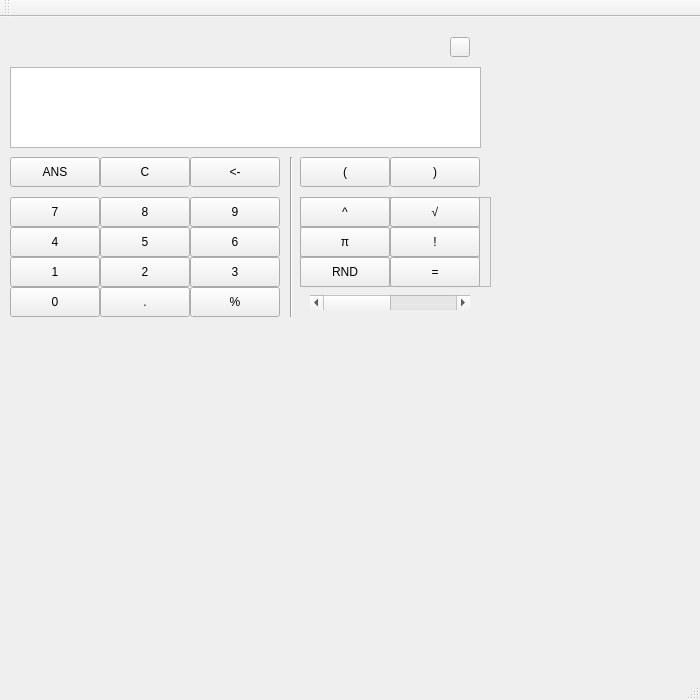
Before: the Qt Designer form src/mainwindow.ui in Trsak/Black-Coconuts, drawn with Qt 5.
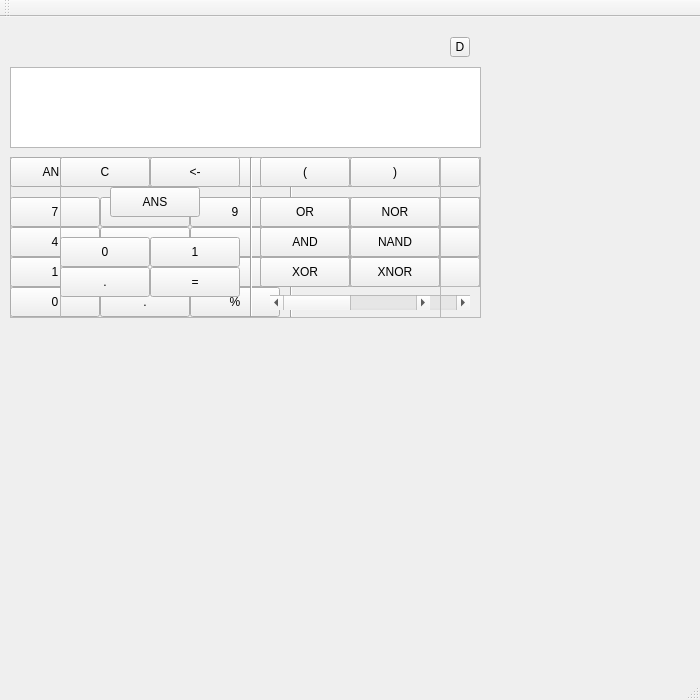
After: the same form once the commit is applied. Icons and pictures are not drawn.

Commit message: Binary Mode

What changed in the file:
```diff
--- a/src/mainwindow.ui
+++ b/src/mainwindow.ui
@@ -14,201 +14,6 @@
    <string>MainWindow</string>
   </property>
   <widget class="QWidget" name="centralWidget">
-   <widget class="Line" name="line">
-    <property name="geometry">
-     <rect>
-      <x>290</x>
-      <y>140</y>
-      <width>3</width>
-      <height>160</height>
-     </rect>
-    </property>
-    <property name="orientation">
-     <enum>Qt::Vertical</enum>
-    </property>
-   </widget>
-   <widget class="QPushButton" name="buttonNine">
-    <property name="geometry">
-     <rect>
-      <x>190</x>
-      <y>180</y>
-      <width>90</width>
-      <height>30</height>
-     </rect>
-    </property>
-    <property name="text">
-     <string>9</string>
-    </property>
-   </widget>
-   <widget class="QPushButton" name="buttonEight">
-    <property name="geometry">
-     <rect>
-      <x>100</x>
-      <y>180</y>
-      <width>90</width>
-      <height>30</height>
-     </rect>
-    </property>
-    <property name="text">
-     <string>8</string>
-    </property>
-   </widget>
-   <widget class="QPushButton" name="buttonSeven">
-    <property name="geometry">
-     <rect>
-      <x>10</x>
-      <y>180</y>
-      <width>90</width>
-      <height>30</height>
-     </rect>
-    </property>
-    <property name="text">
-     <string>7</string>
-    </property>
-   </widget>
-   <widget class="QPushButton" name="buttonLeftBar">
-    <property name="geometry">
-     <rect>
-      <x>300</x>
-      <y>140</y>
-      <width>90</width>
-      <height>30</height>
-     </rect>
-    </property>
-    <property name="text">
-     <string>(</string>
-    </property>
-   </widget>
-   <widget class="QPushButton" name="buttonFour">
-    <property name="geometry">
-     <rect>
-      <x>10</x>
-      <y>210</y>
-      <width>90</width>
-      <height>30</height>
-     </rect>
-    </property>
-    <property name="text">
-     <string>4</string>
-    </property>
-   </widget>
-   <widget class="QPushButton" name="buttonFive">
-    <property name="geometry">
-     <rect>
-      <x>100</x>
-      <y>210</y>
-      <width>90</width>
-      <height>30</height>
-     </rect>
-    </property>
-    <property name="text">
-     <string>5</string>
-    </property>
-   </widget>
-   <widget class="QPushButton" name="buttonOne">
-    <property name="geometry">
-     <rect>
-      <x>10</x>
-      <y>240</y>
-      <width>90</width>
-      <height>30</height>
-     </rect>
-    </property>
-    <property name="text">
-     <string>1</string>
-    </property>
-   </widget>
-   <widget class="QPushButton" name="buttonTwo">
-    <property name="geometry">
-     <rect>
-      <x>100</x>
-      <y>240</y>
-      <width>90</width>
-      <height>30</height>
-     </rect>
-    </property>
-    <property name="text">
-     <string>2</string>
-    </property>
-   </widget>
-   <widget class="QPushButton" name="buttonThree">
-    <property name="geometry">
-     <rect>
-      <x>190</x>
-      <y>240</y>
-      <width>90</width>
-      <height>30</height>
-     </rect>
-    </property>
-    <property name="text">
-     <string>3</string>
-    </property>
-   </widget>
-   <widget class="QPushButton" name="buttonSix">
-    <property name="geometry">
-     <rect>
-      <x>190</x>
-      <y>210</y>
-      <width>90</width>
-      <height>30</height>
-     </rect>
-    </property>
-    <property name="text">
-     <string>6</string>
-    </property>
-   </widget>
-   <widget class="QPushButton" name="buttonANS">
-    <property name="geometry">
-     <rect>
-      <x>10</x>
-      <y>140</y>
-      <width>90</width>
-      <height>30</height>
-     </rect>
-    </property>
-    <property name="text">
-     <string>ANS</string>
-    </property>
-   </widget>
-   <widget class="QPushButton" name="buttonUndo">
-    <property name="geometry">
-     <rect>
-      <x>190</x>
-      <y>140</y>
-      <width>90</width>
-      <height>30</height>
-     </rect>
-    </property>
-    <property name="text">
-     <string>&lt;-</string>
-    </property>
-   </widget>
-   <widget class="QPushButton" name="buttonDot">
-    <property name="geometry">
-     <rect>
-      <x>100</x>
-      <y>270</y>
-      <width>90</width>
-      <height>30</height>
-     </rect>
-    </property>
-    <property name="text">
-     <string>.</string>
-    </property>
-   </widget>
-   <widget class="QPushButton" name="buttonReset">
-    <property name="geometry">
-     <rect>
-      <x>100</x>
-      <y>140</y>
-      <width>90</width>
-      <height>30</height>
-     </rect>
-    </property>
-    <property name="text">
-     <string>C</string>
-    </property>
-   </widget>
    <widget class="QToolButton" name="buttonSettings">
     <property name="geometry">
      <rect>
@@ -218,12 +23,11 @@
       <height>20</height>
      </rect>
     </property>
-    <property name="text">
-     <string/>
+    <property name="styleSheet">
+     <string notr="true">text-align: center;</string>
     </property>
-    <property name="icon">
-     <iconset resource="resource.qrc">
-      <normaloff>:/project/Images/tool.png</normaloff>:/project/Images/tool.png</iconset>
+    <property name="text">
+     <string>D</string>
     </property>
     <property name="iconSize">
      <size>
@@ -232,11 +36,181 @@
      </size>
     </property>
    </widget>
+   <widget class="QTextBrowser" name="textBrowser">
+    <property name="geometry">
+     <rect>
+      <x>10</x>
+      <y>50</y>
+      <width>471</width>
+      <height>81</height>
+     </rect>
+    </property>
+   </widget>
+   <widget class="QFrame" name="mainWindow">
+    <property name="geometry">
+     <rect>
+      <x>10</x>
+      <y>140</y>
+      <width>471</width>
+      <height>161</height>
+     </rect>
+    </property>
+    <property name="frameShape">
+     <enum>QFrame::StyledPanel</enum>
+    </property>
+    <property name="frameShadow">
+     <enum>QFrame::Raised</enum>
+    </property>
+    <widget class="QPushButton" name="buttonEnter">
+     <property name="geometry">
+      <rect>
+       <x>380</x>
+       <y>100</y>
+       <width>90</width>
+       <height>30</height>
+      </rect>
+     </property>
+     <property name="text">
+      <string>=</string>
+     </property>
+    </widget>
+    <widget class="QPushButton" name="buttonOne">
+     <property name="geometry">
+      <rect>
+       <x>0</x>
+       <y>100</y>
+       <width>90</width>
+       <height>30</height>
+      </rect>
+     </property>
+     <property name="text">
+      <string>1</string>
+     </property>
+    </widget>
+    <widget class="QPushButton" name="buttonThree">
+     <property name="geometry">
+      <rect>
+       <x>180</x>
+       <y>100</y>
+       <width>90</width>
+       <height>30</height>
+      </rect>
+     </property>
+     <property name="text">
+      <string>3</string>
+     </property>
+    </widget>
+    <widget class="QScrollBar" name="horizontalScrollBar">
+     <property name="geometry">
+      <rect>
+       <x>300</x>
+       <y>138</y>
+       <width>160</width>
+       <height>15</height>
+      </rect>
+     </property>
+     <property name="maximum">
+      <number>1</number>
+     </property>
+     <property name="pageStep">
+      <number>1</number>
+     </property>
+     <property name="value">
+      <number>0</number>
+     </property>
+     <property name="sliderPosition">
+      <number>0</number>
+     </property>
+     <property name="orientation">
+      <enum>Qt::Horizontal</enum>
+     </property>
+     <property name="invertedAppearance">
+      <bool>false</bool>
+     </property>
+    </widget>
+    <widget class="QPushButton" name="buttonFive">
+     <property name="geometry">
+      <rect>
+       <x>90</x>
+       <y>70</y>
+       <width>90</width>
+       <height>30</height>
+      </rect>
+     </property>
+     <property name="text">
+      <string>5</string>
+     </property>
+    </widget>
+    <widget class="Line" name="line">
+     <property name="geometry">
+      <rect>
+       <x>280</x>
+       <y>0</y>
+       <width>3</width>
+       <height>160</height>
+      </rect>
+     </property>
+     <property name="orientation">
+      <enum>Qt::Vertical</enum>
+     </property>
+    </widget>
+    <widget class="QPushButton" name="buttonLeftBar">
+     <property name="geometry">
+      <rect>
+       <x>290</x>
+       <y>0</y>
+       <width>90</width>
+       <height>30</height>
+      </rect>
+     </property>
+     <property name="text">
+      <string>(</string>
+     </property>
+    </widget>
+    <widget class="QPushButton" name="buttonDot">
+     <property name="geometry">
+      <rect>
+       <x>90</x>
+       <y>130</y>
+       <width>90</width>
+       <height>30</height>
+      </rect>
+     </property>
+     <property name="text">
+      <string>.</string>
+     </property>
+    </widget>
+    <widget class="QPushButton" name="buttonTwo">
+     <property name="geometry">
+      <rect>
+       <x>90</x>
+       <y>100</y>
+       <width>90</width>
+       <height>30</height>
+      </rect>
+     </property>
+     <property name="text">
+      <string>2</string>
+     </property>
+    </widget>
+    <widget class="QPushButton" name="buttonUndo">
+     <property name="geometry">
+      <rect>
+       <x>180</x>
+       <y>0</y>
+       <width>90</width>
+       <height>30</height>
+      </rect>
+     </property>
+     <property name="text">
+      <string>&lt;-</string>
+     </property>
+    </widget>
    <widget class="QPushButton" name="buttonPercentage">
     <property name="geometry">
      <rect>
-      <x>190</x>
-      <y>270</y>
+       <x>180</x>
+       <y>130</y>
       <width>90</width>
       <height>30</height>
      </rect>
@@ -245,65 +219,50 @@
      <string>%</string>
     </property>
    </widget>
-   <widget class="QPushButton" name="buttonRightBar">
+    <widget class="QPushButton" name="buttonANS">
     <property name="geometry">
      <rect>
-      <x>390</x>
-      <y>140</y>
+       <x>0</x>
+       <y>0</y>
       <width>90</width>
       <height>30</height>
      </rect>
     </property>
     <property name="text">
-     <string>)</string>
-    </property>
-   </widget>
-   <widget class="QPushButton" name="buttonZero">
+      <string>ANS</string>
+     </property>
+    </widget>
+    <widget class="QPushButton" name="buttonFour">
     <property name="geometry">
      <rect>
-      <x>10</x>
-      <y>270</y>
+       <x>0</x>
+       <y>70</y>
       <width>90</width>
       <height>30</height>
      </rect>
     </property>
     <property name="text">
-     <string>0</string>
-    </property>
-   </widget>
-   <widget class="QScrollBar" name="horizontalScrollBar">
+      <string>4</string>
+     </property>
+    </widget>
+    <widget class="QPushButton" name="buttonReset">
     <property name="geometry">
      <rect>
-      <x>310</x>
-      <y>278</y>
-      <width>160</width>
-      <height>15</height>
-     </rect>
-    </property>
-    <property name="maximum">
-     <number>1</number>
-    </property>
-    <property name="pageStep">
-     <number>1</number>
-    </property>
-    <property name="value">
-     <number>0</number>
-    </property>
-    <property name="sliderPosition">
-     <number>0</number>
-    </property>
-    <property name="orientation">
-     <enum>Qt::Horizontal</enum>
-    </property>
-    <property name="invertedAppearance">
-     <bool>false</bool>
+       <x>90</x>
+       <y>0</y>
+       <width>90</width>
+       <height>30</height>
+      </rect>
+     </property>
+     <property name="text">
+      <string>C</string>
     </property>
    </widget>
    <widget class="QFrame" name="frameMain">
     <property name="geometry">
      <rect>
-      <x>300</x>
-      <y>180</y>
+       <x>290</x>
+       <y>40</y>
       <width>180</width>
       <height>90</height>
      </rect>
@@ -380,11 +339,37 @@
      </property>
     </widget>
    </widget>
+    <widget class="QPushButton" name="buttonZero">
+     <property name="geometry">
+      <rect>
+       <x>0</x>
+       <y>130</y>
+       <width>90</width>
+       <height>30</height>
+      </rect>
+     </property>
+     <property name="text">
+      <string>0</string>
+     </property>
+    </widget>
+    <widget class="QPushButton" name="buttonEight">
+     <property name="geometry">
+      <rect>
+       <x>90</x>
+       <y>40</y>
+       <width>90</width>
+       <height>30</height>
+      </rect>
+     </property>
+     <property name="text">
+      <string>8</string>
+     </property>
+    </widget>
    <widget class="QFrame" name="frameSecond">
     <property name="geometry">
      <rect>
-      <x>300</x>
-      <y>180</y>
+       <x>290</x>
+       <y>40</y>
       <width>191</width>
       <height>90</height>
      </rect>
@@ -461,11 +446,79 @@
      </property>
     </widget>
    </widget>
-   <widget class="QPushButton" name="buttonEnter">
+    <widget class="QPushButton" name="buttonSeven">
     <property name="geometry">
      <rect>
-      <x>390</x>
-      <y>240</y>
+       <x>0</x>
+       <y>40</y>
+       <width>90</width>
+       <height>30</height>
+      </rect>
+     </property>
+     <property name="text">
+      <string>7</string>
+     </property>
+    </widget>
+    <widget class="QPushButton" name="buttonNine">
+     <property name="geometry">
+      <rect>
+       <x>180</x>
+       <y>40</y>
+       <width>90</width>
+       <height>30</height>
+      </rect>
+     </property>
+     <property name="text">
+      <string>9</string>
+     </property>
+    </widget>
+    <widget class="QPushButton" name="buttonRightBar">
+     <property name="geometry">
+      <rect>
+       <x>380</x>
+       <y>0</y>
+       <width>90</width>
+       <height>30</height>
+      </rect>
+     </property>
+     <property name="text">
+      <string>)</string>
+     </property>
+    </widget>
+    <widget class="QPushButton" name="buttonSix">
+     <property name="geometry">
+      <rect>
+       <x>180</x>
+       <y>70</y>
+       <width>90</width>
+       <height>30</height>
+      </rect>
+     </property>
+     <property name="text">
+      <string>6</string>
+     </property>
+    </widget>
+   </widget>
+   <widget class="QFrame" name="binaryWindow">
+    <property name="geometry">
+     <rect>
+      <x>60</x>
+      <y>140</y>
+      <width>381</width>
+      <height>161</height>
+     </rect>
+    </property>
+    <property name="frameShape">
+     <enum>QFrame::StyledPanel</enum>
+    </property>
+    <property name="frameShadow">
+     <enum>QFrame::Raised</enum>
+    </property>
+    <widget class="QPushButton" name="buttonEnter_2">
+     <property name="geometry">
+      <rect>
+       <x>90</x>
+       <y>110</y>
       <width>90</width>
       <height>30</height>
      </rect>
@@ -474,15 +527,339 @@
      <string>=</string>
     </property>
    </widget>
-   <widget class="QTextBrowser" name="textBrowser">
+    <widget class="QPushButton" name="buttonOne_2">
     <property name="geometry">
      <rect>
-      <x>10</x>
-      <y>50</y>
-      <width>471</width>
-      <height>81</height>
-     </rect>
-    </property>
+       <x>90</x>
+       <y>80</y>
+       <width>90</width>
+       <height>30</height>
+      </rect>
+     </property>
+     <property name="text">
+      <string>1</string>
+     </property>
+    </widget>
+    <widget class="QScrollBar" name="horizontalScrollBar_2">
+     <property name="geometry">
+      <rect>
+       <x>210</x>
+       <y>138</y>
+       <width>160</width>
+       <height>15</height>
+      </rect>
+     </property>
+     <property name="maximum">
+      <number>1</number>
+     </property>
+     <property name="pageStep">
+      <number>1</number>
+     </property>
+     <property name="value">
+      <number>0</number>
+     </property>
+     <property name="sliderPosition">
+      <number>0</number>
+     </property>
+     <property name="orientation">
+      <enum>Qt::Horizontal</enum>
+     </property>
+     <property name="invertedAppearance">
+      <bool>false</bool>
+     </property>
+    </widget>
+    <widget class="Line" name="line_2">
+     <property name="geometry">
+      <rect>
+       <x>190</x>
+       <y>0</y>
+       <width>3</width>
+       <height>160</height>
+      </rect>
+     </property>
+     <property name="orientation">
+      <enum>Qt::Vertical</enum>
+     </property>
+    </widget>
+    <widget class="QPushButton" name="buttonLeftBar_2">
+     <property name="geometry">
+      <rect>
+       <x>200</x>
+       <y>0</y>
+       <width>90</width>
+       <height>30</height>
+      </rect>
+     </property>
+     <property name="text">
+      <string>(</string>
+     </property>
+    </widget>
+    <widget class="QPushButton" name="buttonDot_2">
+     <property name="geometry">
+      <rect>
+       <x>0</x>
+       <y>110</y>
+       <width>90</width>
+       <height>30</height>
+      </rect>
+     </property>
+     <property name="text">
+      <string>.</string>
+     </property>
+    </widget>
+    <widget class="QPushButton" name="buttonUndo_2">
+     <property name="geometry">
+      <rect>
+       <x>90</x>
+       <y>0</y>
+       <width>90</width>
+       <height>30</height>
+      </rect>
+     </property>
+     <property name="text">
+      <string>&lt;-</string>
+     </property>
+    </widget>
+    <widget class="QPushButton" name="buttonANS_2">
+     <property name="geometry">
+      <rect>
+       <x>50</x>
+       <y>30</y>
+       <width>90</width>
+       <height>30</height>
+      </rect>
+     </property>
+     <property name="text">
+      <string>ANS</string>
+     </property>
+    </widget>
+    <widget class="QPushButton" name="buttonReset_2">
+     <property name="geometry">
+      <rect>
+       <x>0</x>
+       <y>0</y>
+       <width>90</width>
+       <height>30</height>
+      </rect>
+     </property>
+     <property name="text">
+      <string>C</string>
+     </property>
+    </widget>
+    <widget class="QPushButton" name="buttonZero_2">
+     <property name="geometry">
+      <rect>
+       <x>0</x>
+       <y>80</y>
+       <width>90</width>
+       <height>30</height>
+      </rect>
+     </property>
+     <property name="text">
+      <string>0</string>
+     </property>
+    </widget>
+    <widget class="QPushButton" name="buttonRightBar_2">
+     <property name="geometry">
+      <rect>
+       <x>290</x>
+       <y>0</y>
+       <width>90</width>
+       <height>30</height>
+      </rect>
+     </property>
+     <property name="text">
+      <string>)</string>
+     </property>
+    </widget>
+    <widget class="QFrame" name="frameMain_2">
+     <property name="geometry">
+      <rect>
+       <x>200</x>
+       <y>40</y>
+       <width>180</width>
+       <height>90</height>
+      </rect>
+     </property>
+     <property name="frameShape">
+      <enum>QFrame::StyledPanel</enum>
+     </property>
+     <property name="frameShadow">
+      <enum>QFrame::Raised</enum>
+     </property>
+     <widget class="QPushButton" name="buttonDivision_2">
+      <property name="geometry">
+       <rect>
+        <x>0</x>
+        <y>0</y>
+        <width>90</width>
+        <height>30</height>
+       </rect>
+      </property>
+      <property name="text">
+       <string>/</string>
+      </property>
+     </widget>
+     <widget class="QPushButton" name="buttonMultiply_2">
+      <property name="geometry">
+       <rect>
+        <x>0</x>
+        <y>30</y>
+        <width>90</width>
+        <height>30</height>
+       </rect>
+      </property>
+      <property name="text">
+       <string>*</string>
+      </property>
+     </widget>
+     <widget class="QPushButton" name="buttonNOT_2">
+      <property name="geometry">
+       <rect>
+        <x>0</x>
+        <y>60</y>
+        <width>90</width>
+        <height>30</height>
+       </rect>
+      </property>
+      <property name="text">
+       <string>NOT</string>
+      </property>
+     </widget>
+     <widget class="QPushButton" name="buttonMinus_2">
+      <property name="geometry">
+       <rect>
+        <x>90</x>
+        <y>0</y>
+        <width>90</width>
+        <height>30</height>
+       </rect>
+      </property>
+      <property name="text">
+       <string>-</string>
+      </property>
+     </widget>
+     <widget class="QPushButton" name="buttonPlus_2">
+      <property name="geometry">
+       <rect>
+        <x>90</x>
+        <y>30</y>
+        <width>90</width>
+        <height>30</height>
+       </rect>
+      </property>
+      <property name="text">
+       <string>+</string>
+      </property>
+     </widget>
+     <widget class="QPushButton" name="buttonRound_2">
+      <property name="geometry">
+       <rect>
+        <x>90</x>
+        <y>60</y>
+        <width>90</width>
+        <height>30</height>
+       </rect>
+      </property>
+      <property name="text">
+       <string>RND</string>
+      </property>
+     </widget>
+    </widget>
+    <widget class="QFrame" name="frameSecond_2">
+     <property name="geometry">
+      <rect>
+       <x>200</x>
+       <y>40</y>
+       <width>181</width>
+       <height>90</height>
+      </rect>
+     </property>
+     <property name="frameShape">
+      <enum>QFrame::StyledPanel</enum>
+     </property>
+     <property name="frameShadow">
+      <enum>QFrame::Raised</enum>
+     </property>
+     <widget class="QPushButton" name="buttonOR_2">
+      <property name="geometry">
+       <rect>
+        <x>0</x>
+        <y>0</y>
+        <width>90</width>
+        <height>30</height>
+       </rect>
+      </property>
+      <property name="text">
+       <string>OR</string>
+      </property>
+     </widget>
+     <widget class="QPushButton" name="buttonAND_2">
+      <property name="geometry">
+       <rect>
+        <x>0</x>
+        <y>30</y>
+        <width>90</width>
+        <height>30</height>
+       </rect>
+      </property>
+      <property name="text">
+       <string>AND</string>
+      </property>
+     </widget>
+     <widget class="QPushButton" name="buttonNAND_2">
+      <property name="geometry">
+       <rect>
+        <x>90</x>
+        <y>30</y>
+        <width>90</width>
+        <height>30</height>
+       </rect>
+      </property>
+      <property name="text">
+       <string>NAND</string>
+      </property>
+     </widget>
+     <widget class="QPushButton" name="buttonNOR_2">
+      <property name="geometry">
+       <rect>
+        <x>90</x>
+        <y>0</y>
+        <width>90</width>
+        <height>30</height>
+       </rect>
+      </property>
+      <property name="text">
+       <string>NOR</string>
+      </property>
+     </widget>
+     <widget class="QPushButton" name="buttonXNOR_2">
+      <property name="geometry">
+       <rect>
+        <x>90</x>
+        <y>60</y>
+        <width>90</width>
+        <height>30</height>
+       </rect>
+      </property>
+      <property name="text">
+       <string>XNOR</string>
+      </property>
+     </widget>
+     <widget class="QPushButton" name="buttonXOR_2">
+      <property name="geometry">
+       <rect>
+        <x>0</x>
+        <y>60</y>
+        <width>90</width>
+        <height>30</height>
+       </rect>
+      </property>
+      <property name="text">
+       <string>XOR</string>
+      </property>
+     </widget>
+    </widget>
    </widget>
   </widget>
   <widget class="QMenuBar" name="menuBar">
```
Left out of the diff: 6 changed lines with no effect on the pictures. Lines whose indentation alone changed are shown as unchanged. The commit also changes 8 other files.
